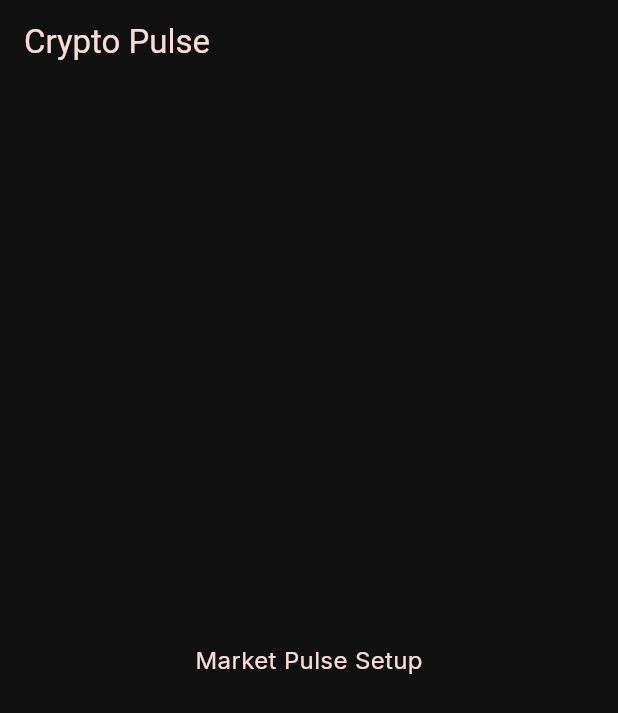
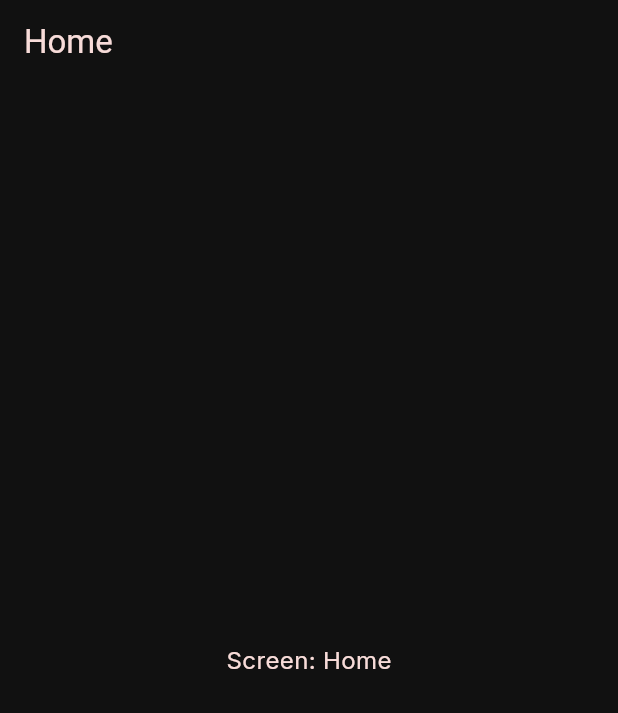
Before and after one commit to Mortarion002/Crypto-App, a Flutter app: the screen it shows after launch, on a phone screen of 412 x 824 dp. Shown: the top 713 px of the screen. Run offline on Flutter 3.47's test engine with Material 3 defaults, Android fonts, the phone set to English and light mode, and no system bars; our stand-ins replace dio, flutter_riverpod, freezed_annotation, go_router, google_fonts, pretty_dio_logger.

Commit message:
Phase 4: State Management & Routing

```diff
--- /dev/null
+++ b/lib/app/router/app_router.dart
@@ -0,0 +1,54 @@
+import 'package:flutter/material.dart';
+import 'package:flutter_riverpod/flutter_riverpod.dart';
+import 'package:go_router/go_router.dart';
+import 'package:crypto_pulse/app/router/route_names.dart';
+
+final appRouterProvider = Provider<GoRouter>((ref) {
+  return GoRouter(
+    initialLocation: RoutePaths.home,
+    routes: [
+      GoRoute(
+        path: RoutePaths.home,
+        name: RouteNames.home,
+        builder: (context, state) => const PlaceholderScreen(title: 'Home'),
+      ),
+      GoRoute(
+        path: RoutePaths.insights,
+        name: RouteNames.insights,
+        builder: (context, state) => const PlaceholderScreen(title: 'Insights'),
+      ),
+      GoRoute(
+        path: RoutePaths.watchlist,
+        name: RouteNames.watchlist,
+        builder: (context, state) => const PlaceholderScreen(title: 'Watchlist'),
+      ),
+      GoRoute(
+        path: RoutePaths.profile,
+        name: RouteNames.profile,
+        builder: (context, state) => const PlaceholderScreen(title: 'Profile'),
+      ),
+      GoRoute(
+        path: RoutePaths.coinDetail,
+        name: RouteNames.coinDetail,
+        builder: (context, state) {
+          final symbol = state.pathParameters['symbol']!;
+          return PlaceholderScreen(title: 'Coin Detail: $symbol');
+        },
+      ),
+    ],
+  );
+});
+
+class PlaceholderScreen extends StatelessWidget {
+  final String title;
+
+  const PlaceholderScreen({super.key, required this.title});
+
+  @override
+  Widget build(BuildContext context) {
+    return Scaffold(
+      appBar: AppBar(title: Text(title)),
+      body: Center(child: Text('Screen: $title')),
+    );
+  }
+}
--- a/lib/main.dart
+++ b/lib/main.dart
@@ -1,6 +1,7 @@
 import 'package:flutter/material.dart';
 import 'package:flutter_riverpod/flutter_riverpod.dart';
 import 'package:crypto_pulse/core/theme/app_theme.dart';
+import 'package:crypto_pulse/app/router/app_router.dart';
 
 void main() {
   runApp(
@@ -15,27 +16,13 @@ class CryptoPulseApp extends ConsumerWidget {
 
   @override
   Widget build(BuildContext context, WidgetRef ref) {
-    return MaterialApp(
+    final goRouter = ref.watch(appRouterProvider);
+
+    return MaterialApp.router(
       title: 'Crypto Pulse',
       theme: AppTheme.darkTheme,
-      home: const PlaceholderScreen(),
+      routerConfig: goRouter,
       debugShowCheckedModeBanner: false,
     );
   }
 }
-
-class PlaceholderScreen extends StatelessWidget {
-  const PlaceholderScreen({super.key});
-
-  @override
-  Widget build(BuildContext context) {
-    return Scaffold(
-      appBar: AppBar(
-        title: const Text('Crypto Pulse'),
-      ),
-      body: const Center(
-        child: Text('Market Pulse Setup'),
-      ),
-    );
-  }
-}
```
Also changed, not shown: lib/app/router/route_names.dart (added, +16 -0 lines), lib/features/coin_detail/presentation/controllers/coin_detail_controller.dart (added, +43 -0 lines), lib/features/insights/presentation/controllers/insights_controller.dart (added, +59 -0 lines), lib/features/market/presentation/controllers/market_controller.dart (added, +47 -0 lines).
